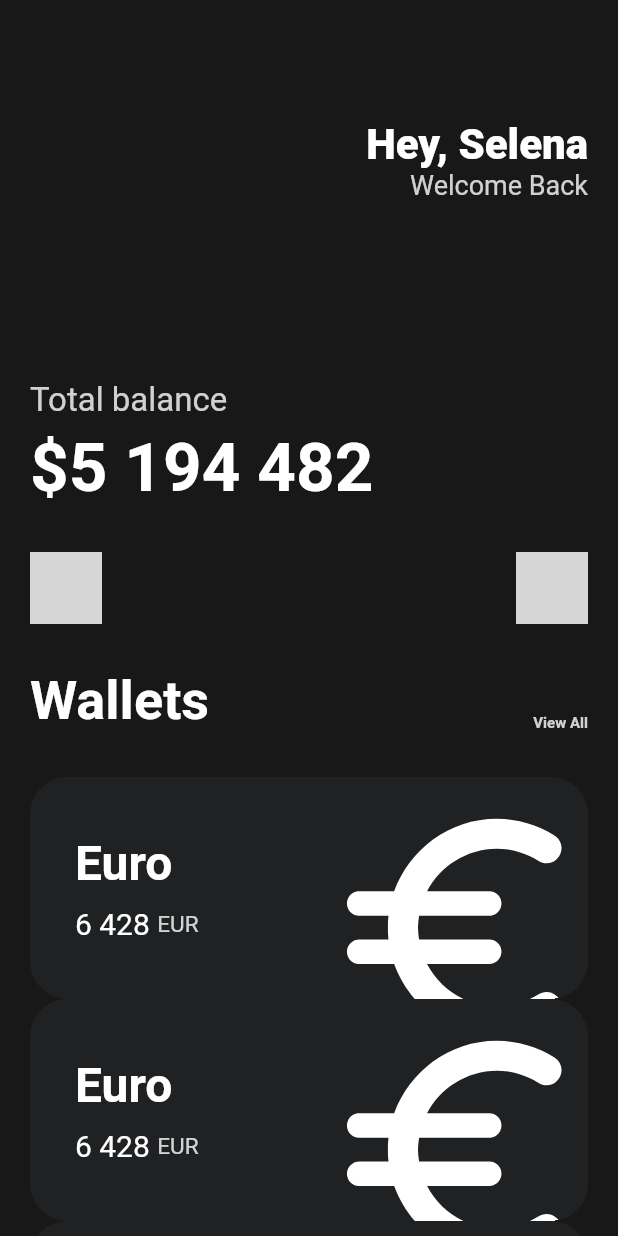
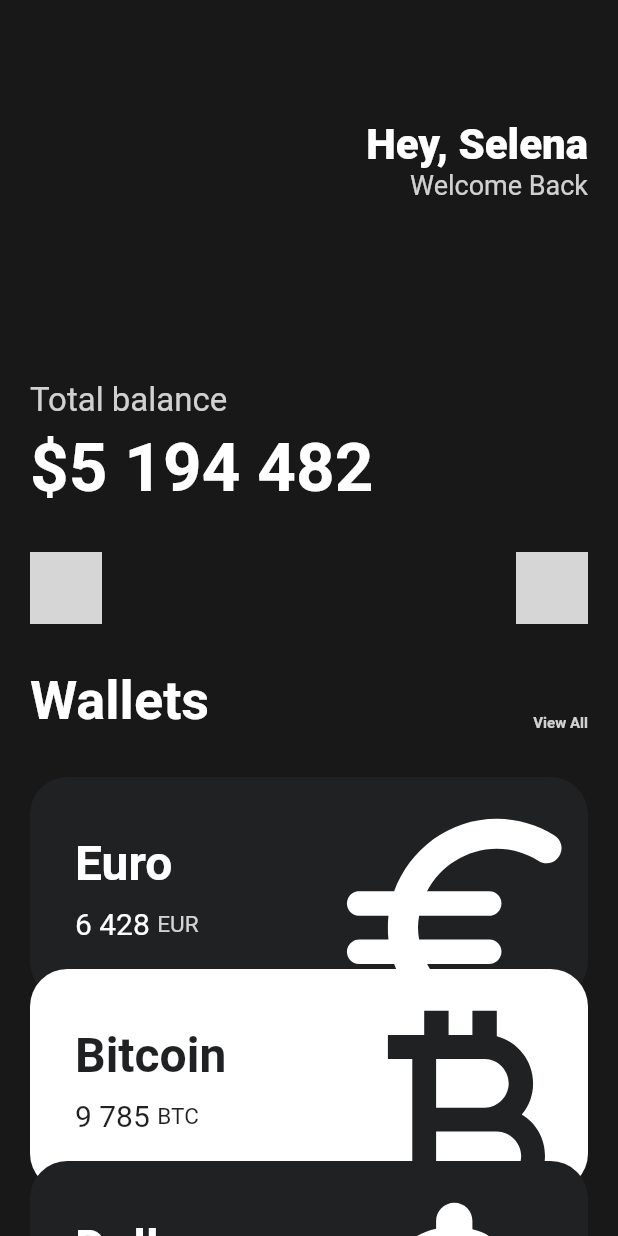
Before and after one commit to songtomtom/flutter-study, a Flutter app: the screen it shows after launch, on a phone screen of 412 x 824 dp. Run offline on Flutter 3.47's test engine with Material 2 defaults, Android fonts, the phone set to English and light mode, and no system bars; statements that could not run were skipped; grey boxes are pictures that could not be loaded.

Commit message:
화폐 카드 완료

```diff
--- a/lib/main.dart
+++ b/lib/main.dart
@@ -1,6 +1,6 @@
 import 'package:flutter/material.dart';
-import 'package:flutter_toonflix/widget/button.dart';
-import 'package:flutter_toonflix/widget/currency_card.dart';
+import 'package:flutter_study/widget/button.dart';
+import 'package:flutter_study/widget/currency_card.dart';
 
 void main() {
   runApp(const App());
@@ -14,7 +14,8 @@ class App extends StatelessWidget {
     return MaterialApp(
       home: Scaffold(
         backgroundColor: const Color(0xFF181818),
-        body: Padding(
+        body: SingleChildScrollView(
+          child: Padding(
             padding: const EdgeInsets.symmetric(horizontal: 20),
             child: Column(
               crossAxisAlignment: CrossAxisAlignment.start,
@@ -113,20 +114,30 @@ class App extends StatelessWidget {
                   code: 'EUR',
                   amount: '6 428',
                   icon: Icons.euro_rounded,
+                  isInverted: true,
                 ),
-              const CurrencyCard(
-                name: 'Euro',
-                code: 'EUR',
-                amount: '6 428',
-                icon: Icons.euro_rounded,
+                Transform.translate(
+                  offset: const Offset(0, -20),
+                  child: const CurrencyCard(
+                    name: 'Bitcoin',
+                    code: 'BTC',
+                    amount: '9 785',
+                    icon: Icons.currency_bitcoin,
+                    isInverted: false,
                   ),
-              const CurrencyCard(
-                name: 'Euro',
-                code: 'EUR',
-                amount: '6 428',
-                icon: Icons.euro_rounded,
+                ),
+                Transform.translate(
+                  offset: const Offset(0, -40),
+                  child: const CurrencyCard(
+                    name: 'Dollar',
+                    code: 'USD',
+                    amount: '55 622',
+                    icon: Icons.attach_money_rounded,
+                    isInverted: true,
+                  ),
                 )
               ],
+            ),
           ),
         ),
       ),
--- a/lib/widget/currency_card.dart
+++ b/lib/widget/currency_card.dart
@@ -3,6 +3,9 @@ import 'package:flutter/material.dart';
 class CurrencyCard extends StatelessWidget {
   final String name, code, amount;
   final IconData icon;
+  final bool isInverted;
+
+  final _blockColor = const Color(0xFF1F2123);
 
   const CurrencyCard({
     super.key,
@@ -10,6 +13,7 @@ class CurrencyCard extends StatelessWidget {
     required this.code,
     required this.amount,
     required this.icon,
+    required this.isInverted,
   });
 
   @override
@@ -17,7 +21,7 @@ class CurrencyCard extends StatelessWidget {
     return Container(
       clipBehavior: Clip.hardEdge,
       decoration: BoxDecoration(
-        color: const Color(0xFF1F2123),
+        color: isInverted ? _blockColor : Colors.white,
         borderRadius: BorderRadius.circular(25),
       ),
       child: Padding(
@@ -30,8 +34,8 @@ class CurrencyCard extends StatelessWidget {
               children: [
                 Text(
                   name,
-                  style: const TextStyle(
-                    color: Colors.white,
+                  style: TextStyle(
+                    color: isInverted ? Colors.white : _blockColor,
                     fontSize: 32,
                     fontWeight: FontWeight.w600,
                   ),
@@ -43,8 +47,8 @@ class CurrencyCard extends StatelessWidget {
                   children: [
                     Text(
                       amount,
-                      style: const TextStyle(
-                        color: Colors.white,
+                      style: TextStyle(
+                        color: isInverted ? Colors.white : _blockColor,
                         fontSize: 20,
                       ),
                     ),
@@ -54,7 +58,9 @@ class CurrencyCard extends StatelessWidget {
                     Text(
                       code,
                       style: TextStyle(
-                        color: Colors.white.withOpacity(0.8),
+                        color: isInverted
+                            ? Colors.white.withOpacity(0.8)
+                            : _blockColor,
                         fontSize: 15,
                       ),
                     ),
@@ -68,7 +74,7 @@ class CurrencyCard extends StatelessWidget {
                 offset: const Offset(-5, 12),
                 child: Icon(
                   icon,
-                  color: Colors.white,
+                  color: isInverted ? Colors.white : _blockColor,
                   size: 88,
                 ),
               ),
--- a/pubspec.yaml
+++ b/pubspec.yaml
@@ -1,4 +1,4 @@
-name: flutter_toonflix
+name: flutter_study
 description: A new Flutter project.
 # The following line prevents the package from being accidentally published to
 # pub.dev using `flutter pub publish`. This is preferred for private packages.
```
Also changed, not shown: 9 other files. Lines whose indentation alone changed are shown as unchanged.
